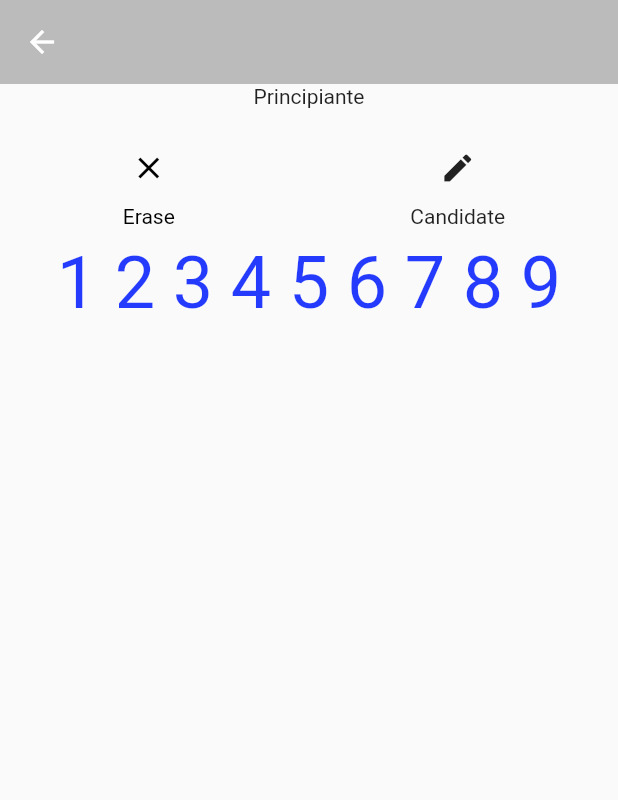
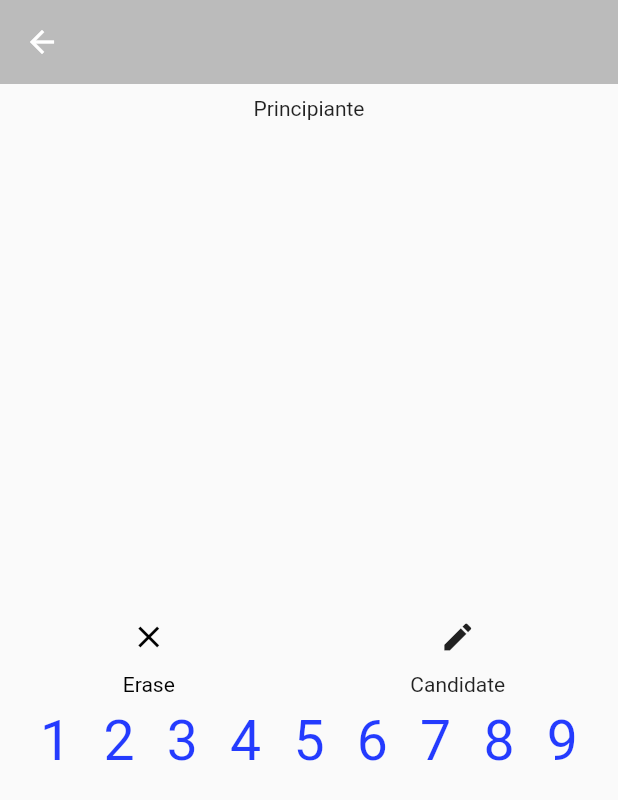
Before and after one commit to pablobastidasv/justsudoku, a Flutter app: the screen it shows after launch, after a tap on "Principiante", on a phone screen of 412 x 824 dp. Shown: the top 800 px of the screen. Run offline on Flutter 3.47's test engine with Material 2 defaults, Android fonts, the light colour scheme and no system bars; our stand-ins replace confetti, equatable; missing offline and left inert: sudoku_solver_generator.

Commit message:
:lipstick: Adding support for visualization in mobiles

```diff
--- a/lib/pages/sudoku_page.dart
+++ b/lib/pages/sudoku_page.dart
@@ -15,8 +15,12 @@ class SudokuPage extends StatelessWidget {
 
   @override
   Widget build(BuildContext context) {
-    return ChangeNotifierProvider(
-      create: (ctx) => BoardModel(level: level.number),
+    return MultiProvider(
+      providers: [
+        ChangeNotifierProvider(
+            create: (_) => BoardModel(level: level.number)),
+        Provider(create: (_) => BoardSize(MediaQuery.of(context).size.width))
+      ],
       child: Scaffold(
         appBar: AppBar(
           backgroundColor: const Color(0x40000000),
@@ -26,13 +30,21 @@ class SudokuPage extends StatelessWidget {
           children: [
             Column(
               children: [
+                const SizedBox(height: 8),
                 InformationWidget(level: level),
-                const SizedBox(height: 8),
+                const SizedBox(height: 3),
                 const BoardWidget(),
-                const SizedBox(height: 8),
-                const HelpersWidget(),
-                const SizedBox(height: 8),
-                const NumbersWidget(),
+                Expanded(
+                  child: Column(
+                    mainAxisAlignment: MainAxisAlignment.center,
+                    children: [
+                      const SizedBox(height: 8),
+                      const HelpersWidget(),
+                      const SizedBox(height: 8),
+                      const NumbersWidget(),
+                    ],
+                  ),
+                ),
               ],
             ),
             const GameEndedWidget(),
@@ -42,8 +54,6 @@ class SudokuPage extends StatelessWidget {
     );
   }
 }
-
-
 
 class Level extends Equatable {
   final int number;
--- a/lib/widgets/board_numbers.dart
+++ b/lib/widgets/board_numbers.dart
@@ -1,5 +1,6 @@
 import 'package:flutter/material.dart';
 import 'package:just_sudoku/model/board.dart';
+import 'package:just_sudoku/widgets/board.dart';
 import 'package:provider/provider.dart';
 
 class NumbersWidget extends StatelessWidget {
@@ -7,10 +8,12 @@ class NumbersWidget extends StatelessWidget {
 
   @override
   Widget build(BuildContext context) {
-    return Padding(
-      padding: const EdgeInsets.symmetric(horizontal: 32.0),
+    var boardSize = context.read<BoardSize>();
+    return Container(
+      width: boardSize.boardSize,
+      height: boardSize.cellSize,
       child: Row(
-        mainAxisAlignment: MainAxisAlignment.spaceAround,
+        mainAxisAlignment: MainAxisAlignment.center,
         children: _widgets(),
       ),
     );
@@ -34,19 +37,23 @@ class NumberWidget extends StatelessWidget {
     final candidateEnabled =
         context.select<BoardModel, bool>((board) => board.candidateEnabled);
 
-    return InkWell(
+    return Expanded(
+      child: InkWell(
         onTap: () => Provider.of<BoardModel>(context, listen: false)
             .numberSelected(number),
+        child: FittedBox(
+          fit: BoxFit.fitHeight,
           child: Text(
             number,
             textAlign: TextAlign.center,
             style: TextStyle(
-            fontSize: 48,
                 color: candidateEnabled
                     ? const Color(0x95030303) // TODO: Candidate number
                     : const Color(0xDA001AFF) // TODO: Defined number
                 ),
           ),
+        ),
+      ),
     );
   }
 }
```
Also changed, not shown: lib/widgets/board.dart (+39 -26 lines), 2 other files. Lines whose indentation alone changed are shown as unchanged.
